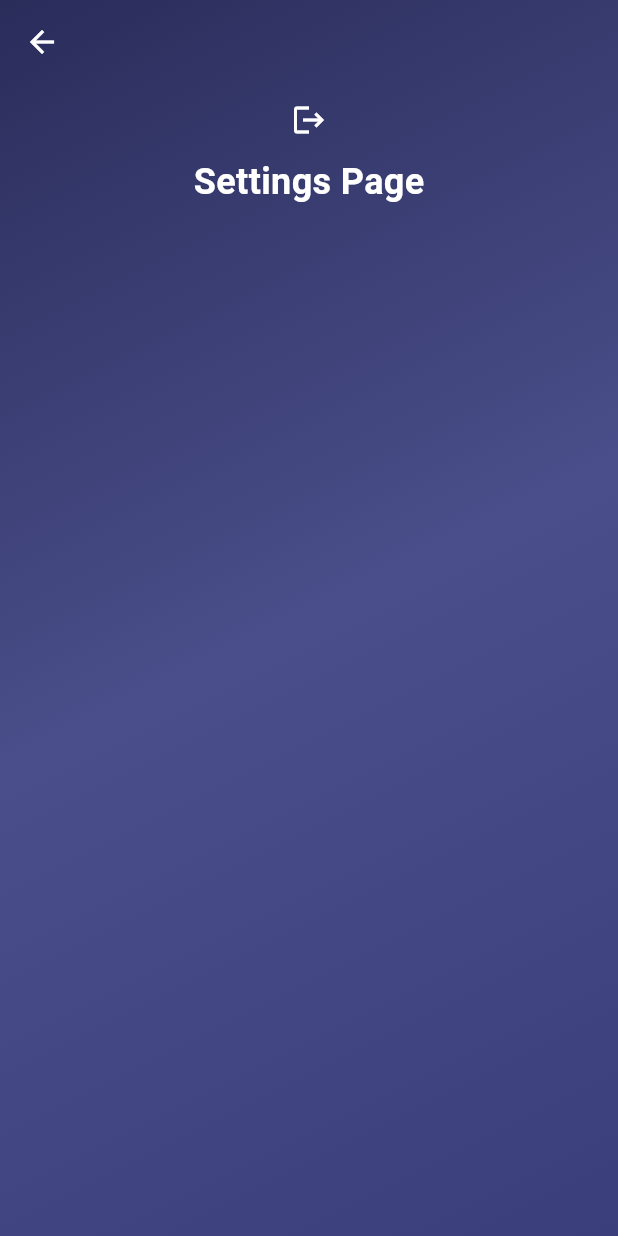
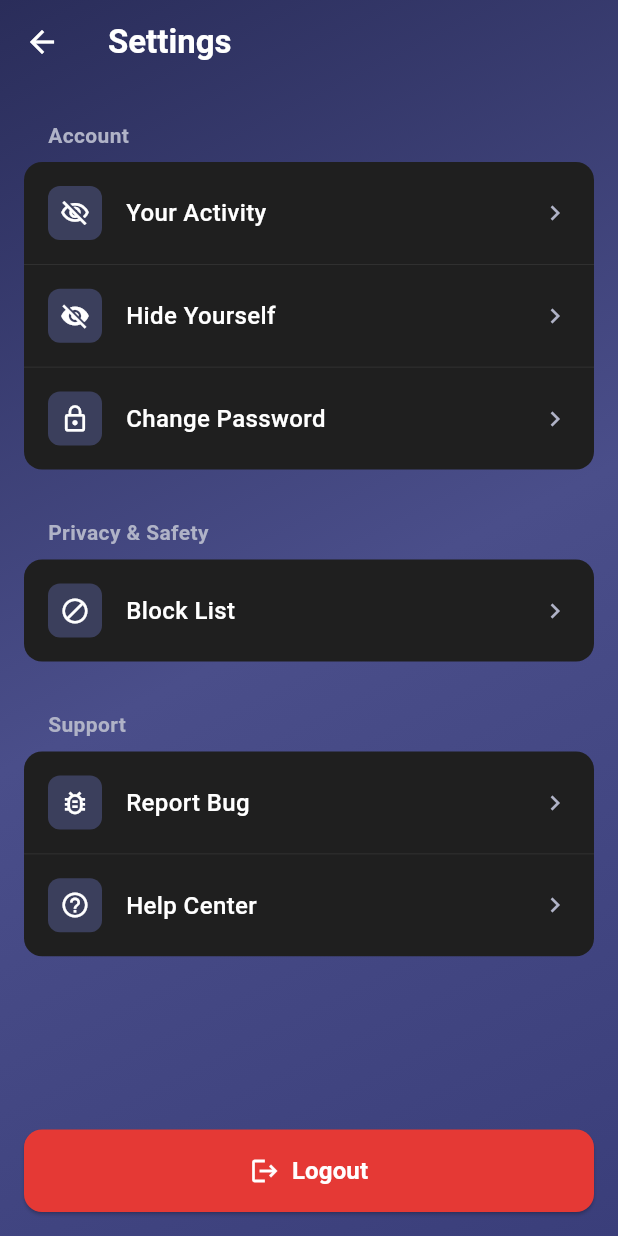
Before and after one commit to WEFT-TIET/FRONTEND, a Flutter app: the SettingsPage screen opened by its route, on a phone screen of 412 x 824 dp. Run offline on Flutter 3.47's test engine with Material 3 defaults, Android fonts, the phone set to English and light mode, and no system bars; our stand-ins replace cloud_firestore, firebase_core, firebase_storage, flutter_card_swiper, flutter_riverpod, flutter_svg and 4 more; missing offline and left inert: jwt_decode; accounts and stored records are empty.

Commit message:
Setting Page Updated

```diff
--- /dev/null
+++ b/frontend_weft/lib/features/settings/models/settings_item.dart
@@ -0,0 +1,16 @@
+// lib/models/settings_item.dart
+import 'package:flutter/material.dart';
+
+class SettingsItem {
+  final IconData icon;
+  final String title;
+  final VoidCallback onTap;
+  final bool hasArrow;
+
+  SettingsItem({
+    required this.icon,
+    required this.title,
+    required this.onTap,
+    this.hasArrow = true,
+  });
+}
--- /dev/null
+++ b/frontend_weft/lib/features/settings/pages/settings_page.dart
@@ -0,0 +1,376 @@
+// lib/pages/settings_page.dart
+import 'package:flutter/material.dart';
+import 'package:flutter_riverpod/flutter_riverpod.dart';
+import 'package:frontend_weft/features/settings/widgets/settings_menu_item.dart';
+import 'package:frontend_weft/features/settings/models/settings_item.dart';
+import 'package:frontend_weft/features/settings/widgets/settings_section.dart';
+import 'package:frontend_weft/core/theme/app_pallete.dart';
+import 'package:frontend_weft/features/auth/viewmodel/auth_viewmodel.dart';
+
+class SettingsPage extends ConsumerWidget {
+  const SettingsPage({super.key});
+
+  @override
+  Widget build(BuildContext context, WidgetRef ref) {
+    return Container(
+      decoration: BoxDecoration(
+        gradient: LinearGradient(
+          begin: Alignment.topLeft,
+          end: Alignment.bottomRight,
+          colors: [
+            AppPallete.gradient1,
+            AppPallete.gradient2,
+            AppPallete.gradient3,
+          ],
+        ),
+      ),
+      child: Scaffold(
+        backgroundColor: AppPallete.transperantColor,
+        appBar: AppBar(
+          title: const Text(
+            'Settings',
+            style: TextStyle(
+              color: AppPallete.textPrimaryDark,
+              fontWeight: FontWeight.bold,
+            ),
+          ),
+          backgroundColor: AppPallete.transperantColor,
+          elevation: 0,
+          leading: IconButton(
+            icon: const Icon(Icons.arrow_back, color: AppPallete.textPrimaryDark),
+            onPressed: () => Navigator.pop(context),
+          ),
+        ),
+      body: SafeArea(
+        child: Column(
+          children: [
+            Expanded(
+              child: ListView(
+                padding: const EdgeInsets.all(16),
+                children: [
+                  // Account Section
+                  SettingsSection(
+                    title: 'Account',
+                    items: [
+                      SettingsItem(
+                        icon: Icons.visibility_off_outlined,
+                        title: 'Your Activity',
+                        onTap: () => _navigateToActivity(context),
+                      ),
+                      SettingsItem(
+                        icon: Icons.visibility_off,
+                        title: 'Hide Yourself',
+                        onTap: () => _toggleHideProfile(context),
+                      ),
+                      SettingsItem(
+                        icon: Icons.lock_outline,
+                        title: 'Change Password',
+                        onTap: () => _navigateToChangePassword(context),
+                      ),
+                    ],
+                  ),
+                  const SizedBox(height: 24),
+
+                  // Privacy & Safety Section
+                  SettingsSection(
+                    title: 'Privacy & Safety',
+                    items: [
+                      SettingsItem(
+                        icon: Icons.block_outlined,
+                        title: 'Block List',
+                        onTap: () => _navigateToBlockList(context),
+                      ),
+                    ],
+                  ),
+                  const SizedBox(height: 24),
+
+                  // Support Section
+                  SettingsSection(
+                    title: 'Support',
+                    items: [
+                      SettingsItem(
+                        icon: Icons.bug_report_outlined,
+                        title: 'Report Bug',
+                        onTap: () => _navigateToReportBug(context),
+                      ),
+                      SettingsItem(
+                        icon: Icons.help_outline,
+                        title: 'Help Center',
+                        onTap: () => _navigateToHelpCenter(context),
+                      ),
+                    ],
+                  ),
+                  const SizedBox(height: 100), // Space for logout button
+                ],
+              ),
+            ),
+
+            // Logout Button at Bottom
+            Container(
+              width: double.infinity,
+              padding: const EdgeInsets.all(16),
+              child: ElevatedButton(
+                onPressed: () => _showLogoutDialog(context,ref),
+                style: ElevatedButton.styleFrom(
+                  backgroundColor: Colors.red.shade600,
+                  foregroundColor: Colors.white,
+                  padding: const EdgeInsets.symmetric(vertical: 16),
+                  shape: RoundedRectangleBorder(
+                    borderRadius: BorderRadius.circular(12),
+                  ),
+                ),
+                child: const Row(
+                  mainAxisAlignment: MainAxisAlignment.center,
+                  children: [
+                    Icon(Icons.logout, size: 20),
+                    SizedBox(width: 8),
+                    Text(
+                      'Logout',
+                      style: TextStyle(
+                        fontSize: 16,
+                        fontWeight: FontWeight.w600,
+                      ),
+                    ),
+                  ],
+                ),
+              ),
+            ),
+          ],
+        ),
+      ),
+      ),
+    );
+  }
+
+  // Navigation Methods
+  void _navigateToActivity(BuildContext context) {
+    Navigator.push(
+      context,
+      MaterialPageRoute(builder: (context) => const YourActivityPage()),
+    );
+  }
+
+  void _navigateToChangePassword(BuildContext context) {
+    Navigator.push(
+      context,
+      MaterialPageRoute(builder: (context) => const ChangePasswordPage()),
+    );
+  }
+
+  void _navigateToBlockList(BuildContext context) {
+    Navigator.push(
+      context,
+      MaterialPageRoute(builder: (context) => const BlockListPage()),
+    );
+  }
+
+  void _navigateToReportBug(BuildContext context) {
+    Navigator.push(
+      context,
+      MaterialPageRoute(builder: (context) => const ReportBugPage()),
+    );
+  }
+
+  void _navigateToHelpCenter(BuildContext context) {
+    Navigator.push(
+      context,
+      MaterialPageRoute(builder: (context) => const HelpCenterPage()),
+    );
+  }
+
+  void _toggleHideProfile(BuildContext context) {
+    // Implement hide profile toggle logic
+    showDialog(
+      context: context,
+      builder: (context) => AlertDialog(
+        title: const Text('Hide Profile'),
+        content: const Text('Do you want to hide your profile from other users?'),
+        actions: [
+          TextButton(
+            onPressed: () => Navigator.pop(context),
+            child: const Text('Cancel'),
+          ),
+          TextButton(
+            onPressed: () {
+              Navigator.pop(context);
+              // Implement hide profile logic
+            },
+            child: const Text('Hide'),
+          ),
+        ],
+      ),
+    );
+  }
+
+  void _showLogoutDialog(BuildContext context, WidgetRef ref) {
+    showDialog(
+      context: context,
+      builder: (context) => AlertDialog(
+        backgroundColor: AppPallete.cardColorDark,
+        title: const Text(
+          'Logout',
+          style: TextStyle(color: AppPallete.textPrimaryDark),
+        ),
+        content: const Text(
+          'Are you sure you want to logout?',
+          style: TextStyle(color: AppPallete.textPrimaryDark),
+        ),
+        actions: [
+          TextButton(
+            onPressed: () => Navigator.pop(context),
+            child: const Text(
+              'Cancel',
+              style: TextStyle(color: AppPallete.textPrimaryDark),
+            ),
+          ),
+          TextButton(
+            onPressed: () async {
+              Navigator.pop(context);
+              // Use your existing logout logic
+              await ref.read(authViewModelProvider.notifier).logoutUser();
+              Navigator.pushNamedAndRemoveUntil(
+                context,
+                '/login',
+                (route) => false,
+              );
+            },
+            child: const Text(
+              'Logout',
+              style: TextStyle(color: Colors.red),
+            ),
+          ),
+        ],
+      ),
+    );
+  }
+
+  void _performLogout(BuildContext context) {
+    // This method is no longer needed since we're using the Riverpod logic
+  }
+}
+
+// Example placeholder pages - you can implement these as needed
+class YourActivityPage extends StatelessWidget {
+  const YourActivityPage({super.key});
+
+  @override
+  Widget build(BuildContext context) {
+    return Scaffold(
+      appBar: AppBar(
+        title: const Text('Your Activity'),
+        backgroundColor: AppPallete.transperantColor,
+        leading: IconButton(
+          icon: const Icon(Icons.arrow_back, color: AppPallete.textPrimaryDark),
+          onPressed: () => Navigator.pop(context),
+        ),
+      ),
+      backgroundColor: AppPallete.transperantColor,
+      body: const Center(
+        child: Text(
+          'Your Activity Page',
+          style: TextStyle(color: AppPallete.textPrimaryDark),
+        ),
+      ),
+    );
+  }
+}
+
+class ChangePasswordPage extends StatelessWidget {
+  const ChangePasswordPage({super.key});
+
+  @override
+  Widget build(BuildContext context) {
+    return Scaffold(
+      appBar: AppBar(
+        title: const Text('Change Password'),
+        backgroundColor: AppPallete.transperantColor,
+        leading: IconButton(
+          icon: const Icon(Icons.arrow_back, color: AppPallete.textPrimaryDark),
+          onPressed: () => Navigator.pop(context),
+        ),
+      ),
+      backgroundColor: AppPallete.transperantColor,
+      body: const Center(
+        child: Text(
+          'Change Password Page',
+          style: TextStyle(color: AppPallete.textPrimaryDark),
+        ),
+      ),
+    );
+  }
+}
+
+class BlockListPage extends StatelessWidget {
+  const BlockListPage({super.key});
+
+  @override
+  Widget build(BuildContext context) {
+    return Scaffold(
+      appBar: AppBar(
+        title: const Text('Block List'),
+        backgroundColor: AppPallete.transperantColor,
+        leading: IconButton(
+          icon: const Icon(Icons.arrow_back, color: AppPallete.textPrimaryDark),
+          onPressed: () => Navigator.pop(context),
+        ),
+      ),
+      backgroundColor: AppPallete.transperantColor,
+      body: const Center(
+        child: Text(
+          'Block List Page',
+          style: TextStyle(color: AppPallete.textPrimaryDark),
+        ),
+      ),
+    );
+  }
+}
+
+class ReportBugPage extends StatelessWidget {
+  const ReportBugPage({super.key});
+
+  @override
+  Widget build(BuildContext context) {
+    return Scaffold(
+      appBar: AppBar(
+        title: const Text('Report Bug'),
+        backgroundColor: AppPallete.transperantColor,
+        leading: IconButton(
+          icon: const Icon(Icons.arrow_back, color: AppPallete.textPrimaryDark),
+          onPressed: () => Navigator.pop(context),
+        ),
+      ),
+      backgroundColor: AppPallete.transperantColor,
+      body: const Center(
+        child: Text(
+          'Report Bug Page',
+          style: TextStyle(color: AppPallete.textPrimaryDark),
+        ),
+      ),
+    );
+  }
+}
+
+class HelpCenterPage extends StatelessWidget {
+  const HelpCenterPage({super.key});
+
+  @override
+  Widget build(BuildContext context) {
+    return Scaffold(
+      appBar: AppBar(
+        title: const Text('Help Center'),
+        backgroundColor: AppPallete.transperantColor,
+        leading: IconButton(
+          icon: const Icon(Icons.arrow_back, color: AppPallete.textPrimaryDark),
+          onPressed: () => Navigator.pop(context),
+        ),
+      ),
+      backgroundColor: AppPallete.transperantColor,
+      body: const Center(
+        child: Text(
+          'Help Center Page',
+          style: TextStyle(color: AppPallete.textPrimaryDark),
+        ),
+      ),
+    );
+  }
+}
--- a/frontend_weft/lib/features/settings/settings_page.dart
+++ /dev/null
@@ -1,54 +0,0 @@
-import 'package:flutter/material.dart';
-import 'package:flutter_riverpod/flutter_riverpod.dart';
-import 'package:frontend_weft/core/theme/app_pallete.dart';
-import 'package:frontend_weft/features/auth/viewmodel/auth_viewmodel.dart';
-
-class SettingsPage extends ConsumerWidget {
-  const SettingsPage({super.key});
-
-  @override
-  Widget build(BuildContext context, WidgetRef ref) {
-    return Container(
-      decoration: BoxDecoration(
-        gradient: LinearGradient(
-          begin: Alignment.topLeft,
-          end: Alignment.bottomRight,
-          colors: [
-            AppPallete.gradient1,
-            AppPallete.gradient2,
-            AppPallete.gradient3,
-          ],
-        ),
-      ),
-      child: Scaffold(
-        backgroundColor: AppPallete.transperantColor,
-        appBar: AppBar(backgroundColor: AppPallete.transperantColor),
-        body: Center(
-          child: Column(
-            children: [
-              IconButton(
-                onPressed: () async {
-                  await ref.read(authViewModelProvider.notifier).logoutUser();
-                  Navigator.pushNamedAndRemoveUntil(
-                    context,
-                    '/login',
-                    (route) => false,
-                  );
-                },
-                icon: const Icon(Icons.logout),
-              ),
-              Text(
-                'Settings Page',
-                style: TextStyle(
-                  color: AppPallete.textPrimaryDark,
-                  fontSize: 24,
-                  fontWeight: FontWeight.bold,
-                ),
-              ),
-            ],
-          ),
-        ),
-      ),
-    );
-  }
-}
--- /dev/null
+++ b/frontend_weft/lib/features/settings/widgets/settings_menu_item.dart
@@ -0,0 +1,69 @@
+// lib/widgets/settings_menu_item.dart
+import 'package:flutter/material.dart';
+import 'package:frontend_weft/features/settings/models/settings_item.dart';
+import 'package:frontend_weft/core/theme/app_pallete.dart';
+
+class SettingsMenuItem extends StatelessWidget {
+  final SettingsItem item;
+  final bool isLast;
+
+  const SettingsMenuItem({
+    super.key,
+    required this.item,
+    this.isLast = false,
+  });
+
+  @override
+  Widget build(BuildContext context) {
+    return InkWell(
+      onTap: item.onTap,
+      borderRadius: BorderRadius.circular(12),
+      child: Container(
+        padding: const EdgeInsets.symmetric(horizontal: 16, vertical: 16),
+        decoration: BoxDecoration(
+          border: !isLast
+              ? const Border(
+                  bottom: BorderSide(
+                    color: AppPallete.glassWhite10,
+                    width: 0.5,
+                  ),
+                )
+              : null,
+        ),
+        child: Row(
+          children: [
+            Container(
+              padding: const EdgeInsets.all(8),
+              decoration: BoxDecoration(
+                color: AppPallete.profileCardBackground,
+                borderRadius: BorderRadius.circular(8),
+              ),
+              child: Icon(
+                item.icon,
+                size: 20,
+                color: AppPallete.textPrimaryDark,
+              ),
+            ),
+            const SizedBox(width: 16),
+            Expanded(
+              child: Text(
+                item.title,
+                style: const TextStyle(
+                  color: AppPallete.textPrimaryDark,
+                  fontSize: 16,
+                  fontWeight: FontWeight.w500,
+                ),
+              ),
+            ),
+            if (item.hasArrow)
+              const Icon(
+                Icons.chevron_right,
+                color: AppPallete.profileTextSecondary,
+                size: 20,
+              ),
+          ],
+        ),
+      ),
+    );
+  }
+}
--- /dev/null
+++ b/frontend_weft/lib/features/settings/widgets/settings_section.dart
@@ -0,0 +1,51 @@
+// lib/widgets/settings_section.dart
+import 'package:flutter/material.dart';
+import 'package:frontend_weft/features/settings/models/settings_item.dart';
+import 'package:frontend_weft/core/theme/app_pallete.dart';
+import 'package:frontend_weft/features/settings/widgets/settings_menu_item.dart';
+
+class SettingsSection extends StatelessWidget {
+  final String title;
+  final List<SettingsItem> items;
+
+  const SettingsSection({
+    super.key,
+    required this.title,
+    required this.items,
+  });
+
+  @override
+  Widget build(BuildContext context) {
+    return Column(
+      crossAxisAlignment: CrossAxisAlignment.start,
+      children: [
+        Padding(
+          padding: const EdgeInsets.symmetric(horizontal: 16, vertical: 8),
+          child: Text(
+            title,
+            style: const TextStyle(
+              color: AppPallete.profileTextSecondary,
+              fontSize: 14,
+              fontWeight: FontWeight.w600,
+            ),
+          ),
+        ),
+        Container(
+          decoration: BoxDecoration(
+            color: AppPallete.cardColorDark,
+            borderRadius: BorderRadius.circular(12),
+          ),
+          child: Column(
+            children: items.map((item) {
+              final isLast = items.indexOf(item) == items.length - 1;
+              return SettingsMenuItem(
+                item: item,
+                isLast: isLast,
+              );
+            }).toList(),
+          ),
+        ),
+      ],
+    );
+  }
+}
--- a/frontend_weft/lib/main.dart
+++ b/frontend_weft/lib/main.dart
@@ -6,7 +6,8 @@ import 'package:frontend_weft/features/auth/view/signup_page.dart';
 import 'package:frontend_weft/features/auth/viewmodel/auth_local_repository.dart';
 import 'package:frontend_weft/features/auth/viewmodel/auth_viewmodel.dart';
 import 'package:frontend_weft/features/navbar/navigation.dart';
-import 'package:frontend_weft/features/settings/settings_page.dart';
+import 'package:frontend_weft/features/settings/pages/settings_page.dart';
+import 'package:frontend_weft/features/settings/pages/settings_page.dart';
 
 void main() async {
   WidgetsFlutterBinding.ensureInitialized();
```
